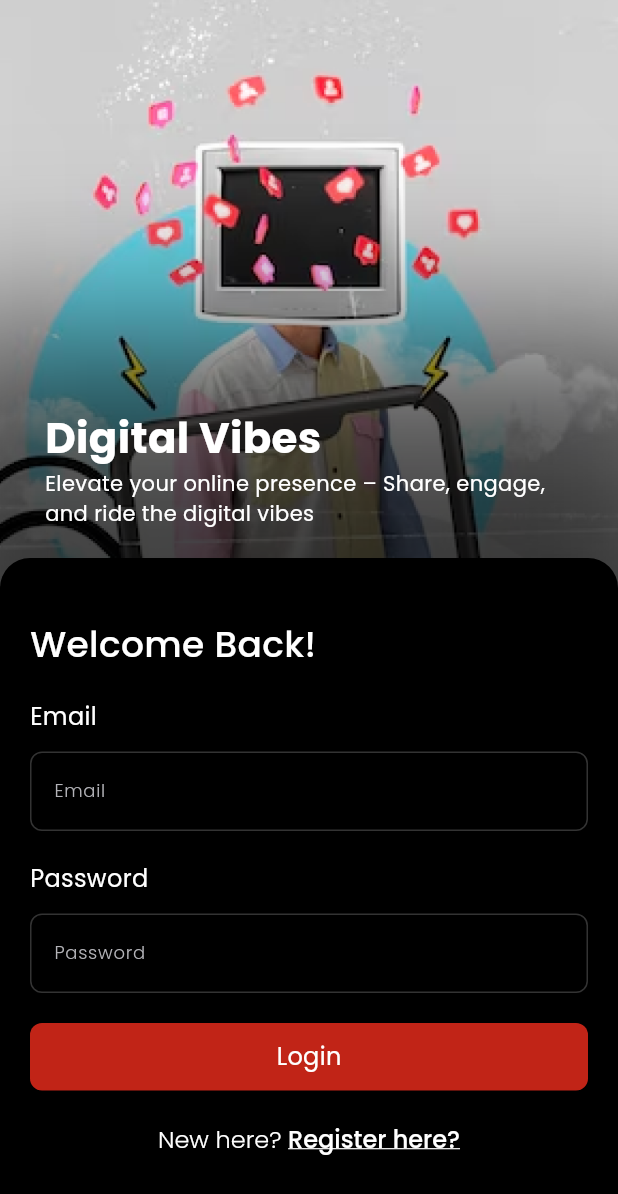
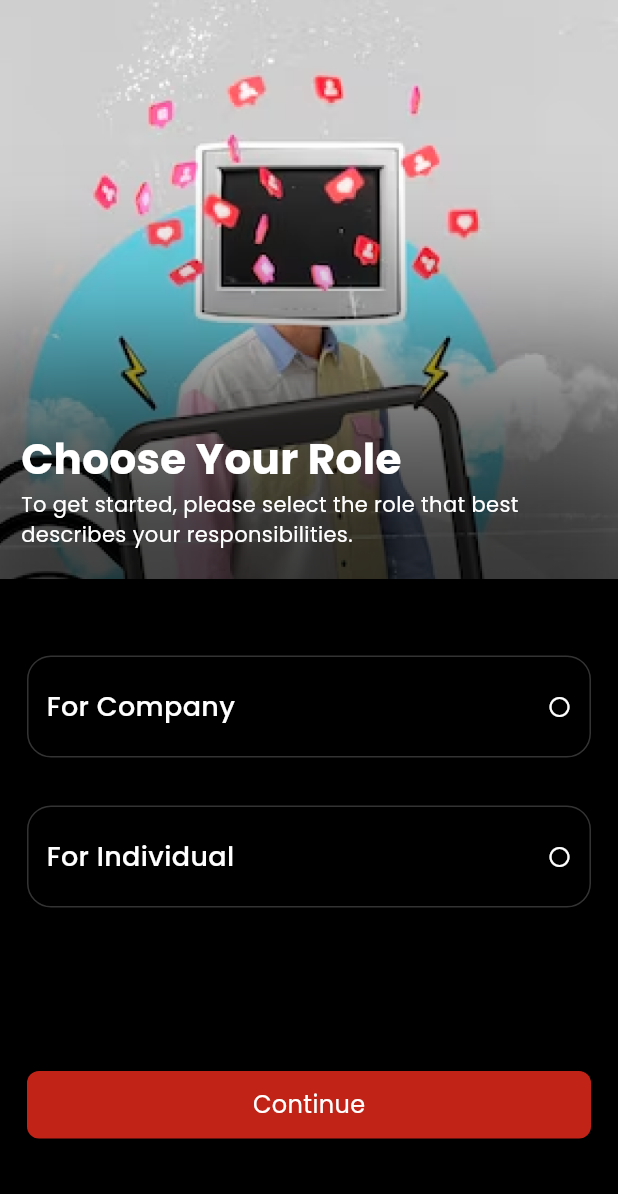
Before and after one commit to jhalto/deomon-project-2, a Flutter app: the LoginView widget shown alone on an empty page, opened directly, after a tap on "Login", on a phone screen of 412 x 824 dp. Shown: the top 1194 px of the screen. Run offline on Flutter 3.47's test engine with Material 3 defaults, Android fonts, the phone set to English and light mode, and no system bars; our stand-ins replace get, google_fonts, sizer.

Commit message:
register

```diff
--- a/lib/features/auth/controllers/auth_controller.dart
+++ b/lib/features/auth/views/login/controller/auth_controller.dart
@@ -7,4 +7,7 @@ class AuthController extends GetxController {
   FocusNode emailNode = FocusNode();
   FocusNode passWordNode = FocusNode();
 
+  RxBool isSelectedCompany = false.obs;
+  RxBool isSelectedIndividual = false.obs;
+
 }
--- a/lib/features/auth/views/login_view.dart
+++ b/lib/features/auth/views/login/view/login_view.dart
@@ -3,11 +3,13 @@ import 'package:demon_project_2/core/const/bg_images.dart';
 import 'package:demon_project_2/core/global_widgets/custom_text_form_field.dart';
 import 'package:demon_project_2/core/global_widgets/media_query_size.dart';
 import 'package:demon_project_2/core/global_widgets/text_styles.dart';
-import 'package:demon_project_2/features/auth/controllers/auth_controller.dart';
+import 'package:demon_project_2/features/auth/views/login/controller/auth_controller.dart';
 import 'package:demon_project_2/features/auth/widgets/login_bg.dart';
+import 'package:demon_project_2/route/app_pages.dart';
+import 'package:demon_project_2/route/routes.dart';
 import 'package:flutter/material.dart';
 import 'package:get/get.dart';
-import '../../../core/global_widgets/custom_button.dart';
+import '../../../../../core/global_widgets/custom_button.dart';
 
 class LoginView extends StatelessWidget {
   LoginView({super.key});
@@ -32,7 +34,7 @@ class LoginView extends StatelessWidget {
                 decoration: BoxDecoration(
                   boxShadow: [
                     BoxShadow(
-                      color: Colors.black.withOpacity(0.7), // Shadow color
+                      color: Colors.black.withValues(alpha: .7), // Shadow color
                       offset: Offset(0, 50), // Horizontal and vertical offset
                       blurRadius: 100, // How much the shadow blurs
                       spreadRadius: 100, // How much the shadow spreads
@@ -93,7 +95,9 @@ class LoginView extends StatelessWidget {
                       focusNode: controller.passWordNode,
                     ),
                     SizedBox(height: isKeyBoardOpen?10: 20),
-                    customButtonWidget(hint: "Login", function: () {}),
+                    customButtonWidget(hint: "Login", function: () {
+                      Get.toNamed(AppRoutes.role);
+                    }),
                     SizedBox(height: 20),
                     Align(
                       alignment: Alignment.center,
--- /dev/null
+++ b/lib/features/auth/views/role.dart
@@ -0,0 +1,137 @@
+import 'package:demon_project_2/core/const/app_colors.dart';
+import 'package:demon_project_2/core/const/bg_images.dart';
+import 'package:demon_project_2/core/global_widgets/custom_text_form_field.dart';
+import 'package:demon_project_2/core/global_widgets/media_query_size.dart';
+import 'package:demon_project_2/core/global_widgets/text_styles.dart';
+import 'package:demon_project_2/features/auth/views/login/controller/auth_controller.dart';
+import 'package:demon_project_2/features/auth/widgets/login_bg.dart';
+import 'package:demon_project_2/route/app_pages.dart';
+import 'package:flutter/material.dart';
+import 'package:get/get.dart';
+import '../../../core/global_widgets/custom_button.dart';
+
+class Role extends StatelessWidget {
+  Role({super.key});
+  var controller = Get.put(AuthController());
+
+
+  @override
+  Widget build(BuildContext context) {
+
+    return LoginBg(
+      img: BgImagesPath.onBoarding10,
+      widget: SizedBox(
+        height: mHeight(context), // Ensure it takes full screen height
+        child: Column(
+          mainAxisAlignment: MainAxisAlignment.end, // Align children to the bottom
+          children: [
+            Container(
+              width: double.infinity,
+              decoration: BoxDecoration(
+                boxShadow: [
+                  BoxShadow(
+                    color: Colors.black.withValues(alpha: .7), // Shadow color
+                    offset: Offset(0, 50), // Horizontal and vertical offset
+                    blurRadius: 100, // How much the shadow blurs
+                    spreadRadius: 100, // How much the shadow spreads
+                  ),
+                ],
+              ),
+              child: Column(
+                mainAxisAlignment: MainAxisAlignment.end,
+                crossAxisAlignment: CrossAxisAlignment.start,
+                children: [
+                  Text(
+                    "Choose Your Role",
+                    style: poppinsStyles(28, AppColors.whiteColor, FontWeight.w700),
+                  ),
+                  Text(
+                    "To get started, please select the role that best describes your responsibilities.",
+                    style: poppinsStyles(14, AppColors.whiteColor, FontWeight.w400),
+                  ),
+                ],
+              ).paddingSymmetric(horizontal: 14),
+            ),
+            SizedBox(height: 20),
+            Container(
+              decoration: BoxDecoration(
+                color: Colors.black,
+
+              ),
+              child: Column(
+                crossAxisAlignment: CrossAxisAlignment.start,
+                children: [
+
+                  GestureDetector(
+                    onTap: (){
+                       controller.isSelectedCompany.value = true;
+                            controller.isSelectedIndividual.value = false;
+                    },
+                    child: Container(
+                      padding: EdgeInsets.only(left: 12,right: 12,top: 20,bottom: 20),
+                      decoration: BoxDecoration(
+                        border: Border.all(
+                          color: AppColors.textFieldBorderColor,
+                        ),
+                        borderRadius: BorderRadius.circular(16),
+
+                      ),
+                      child: Row(
+                        mainAxisAlignment: MainAxisAlignment.spaceBetween,
+                        children: [
+                           Text("For Company",style: poppinsStyles(
+                              18,AppColors.whiteColor,FontWeight.w500
+                        ),),
+                        Obx(() => controller.isSelectedCompany.value?Icon(Icons.circle,color: AppColors.whiteColor,size: 16,): Icon(Icons.circle_outlined,color: AppColors.whiteColor,size: 16,),),
+                        ],
+                      ),
+                    ),
+                  ),
+                  SizedBox(
+                    height: 32,
+                  ),
+                  GestureDetector(
+                    onTap: (){
+                       controller.isSelectedCompany.value = false;
+                            controller.isSelectedIndividual.value = true;
+                    },
+                    child: Container(
+                      padding: EdgeInsets.only(left: 12,right: 12,top: 20,bottom: 20),
+                      decoration: BoxDecoration(
+                        border: Border.all(
+                          color: AppColors.textFieldBorderColor,
+                        ),
+                        borderRadius: BorderRadius.circular(16),
+
+                      ),
+                      child: Row(
+                        mainAxisAlignment: MainAxisAlignment.spaceBetween,
+                        children: [
+                           Text("For Individual",style: poppinsStyles(
+                              18,AppColors.whiteColor,FontWeight.w500
+                        ),),
+                        Obx(() => controller.isSelectedIndividual.value?Icon(Icons.circle,color: AppColors.whiteColor,size: 16,): Icon(Icons.circle_outlined,color: AppColors.whiteColor,size: 16,),),
+                        ],
+                      ),
+                    ),
+                  ),
+                  SizedBox(height: 109,),
+                  customButtonWidget(hint: "Continue", function: ( ) {
+                    Get.toNamed(AppRoutes.register);
+                  }),
+                  SizedBox(height: 20),
+
+                ],
+              ).paddingOnly(
+                bottom: 45,
+                top:  51,
+                left: 18,
+                right: 18,
+              ),
+            ),
+          ],
+        ),
+      ),
+    );
+  }
+}
--- a/lib/main.dart
+++ b/lib/main.dart
@@ -1,4 +1,4 @@
-import 'package:demon_project_2/features/auth/views/login_view.dart';
+import 'package:demon_project_2/features/auth/views/login/view/login_view.dart';
 import 'package:demon_project_2/features/auth/widgets/login_bg.dart';
 import 'package:demon_project_2/route/app_pages.dart';
 import 'package:demon_project_2/splash/view/splash.dart';
--- a/lib/route/app_pages.dart
+++ b/lib/route/app_pages.dart
@@ -4,4 +4,6 @@ class AppRoutes {
   static String onBoarding9 = '/onBoarding9';
   static String onBoarding10 = '/onBoarding10';
   static String login = '/login';
+  static String role = '/role';
+  static String register = '/register';
 }
--- a/lib/route/routes.dart
+++ b/lib/route/routes.dart
@@ -1,4 +1,6 @@
-import 'package:demon_project_2/features/auth/views/login_view.dart';
+import 'package:demon_project_2/features/auth/views/login/view/login_view.dart';
+import 'package:demon_project_2/features/auth/views/register.dart';
+import 'package:demon_project_2/features/auth/views/role.dart';
 import 'package:demon_project_2/features/on_boarding/views/on_boarding_10.dart';
 import 'package:demon_project_2/features/on_boarding/views/on_boarding_8.dart';
 import 'package:demon_project_2/features/on_boarding/views/on_boarding_9.dart';
@@ -12,6 +14,7 @@ class AppPages {
   static String getOnBoarding9Screen() => AppRoutes.onBoarding9;
   static String getOnBoarding10Screen() => AppRoutes.onBoarding10;
   static String getLogin() => AppRoutes.login;
+  static String role() => AppRoutes.role;
 
   static List<GetPage> routes = [
     GetPage(name: AppRoutes.splashScreen, page: () => Splash()),
@@ -31,5 +34,10 @@ class AppPages {
       name: AppRoutes.login,
       page: () => LoginView(),
     ),
+    GetPage(
+      name: AppRoutes.role,
+      page: () => Role(),
+    ),
+    GetPage(name: AppRoutes.register, page: () => RegisterScreen(),)
   ];
 }
```
Also changed, not shown: lib/features/auth/controllers/register_controller.dart (added, +14 -0 lines), lib/features/auth/views/register.dart (added, +169 -0 lines), 1 other file.
